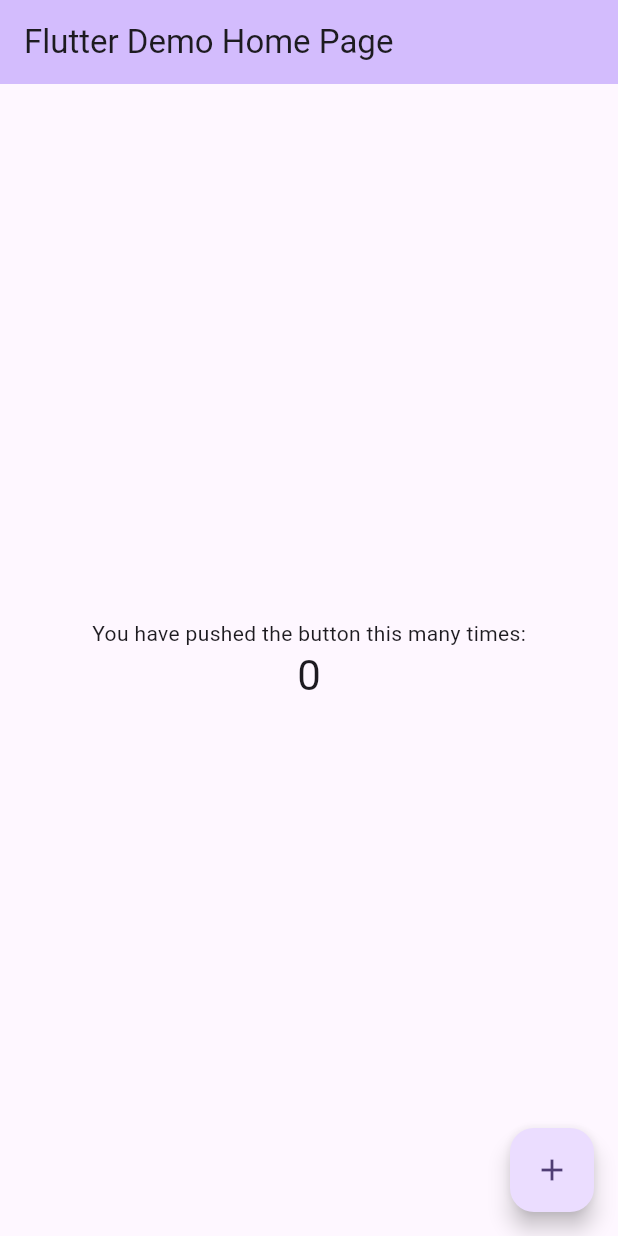
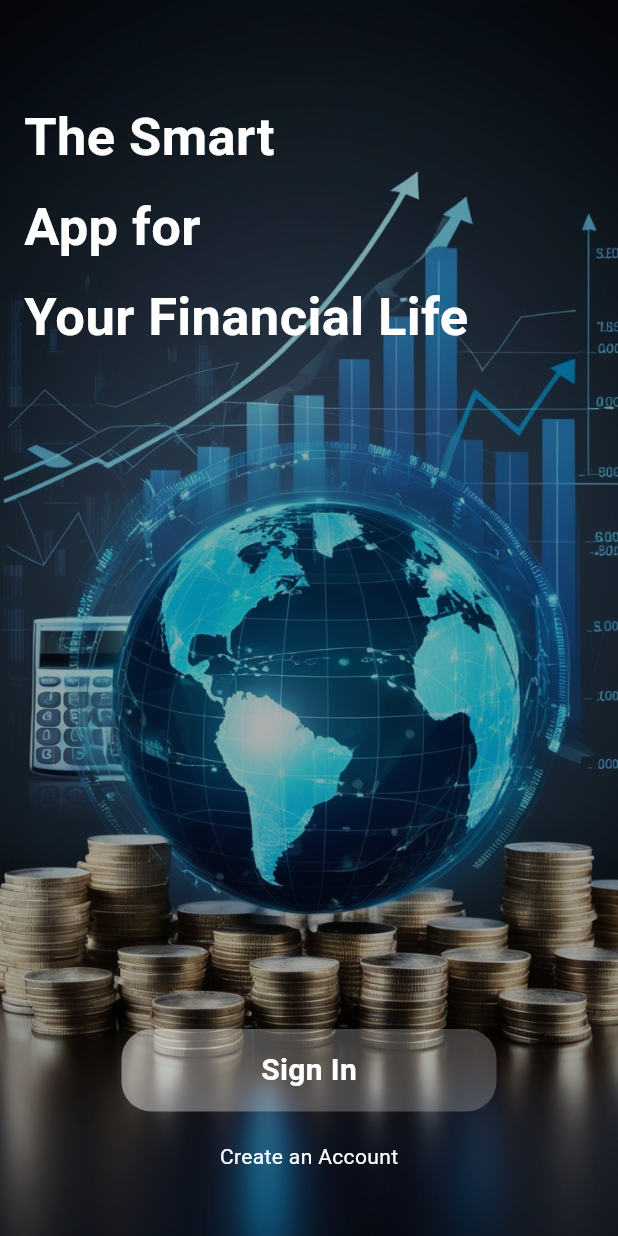
Before and after one commit to UdaraWickramarathne/financial_manager_app_flutter, a Flutter app: the screen it shows after launch, on a phone screen of 412 x 824 dp. Run offline on Flutter 3.47's test engine with Material 3 defaults, Android fonts, the phone set to English and light mode, and no system bars.

Commit message:
home screen create

```diff
--- /dev/null
+++ b/lib/components/title_text.dart
@@ -0,0 +1,18 @@
+import 'package:flutter/material.dart';
+
+class TitleText extends StatelessWidget {
+  final String text;
+  const TitleText({super.key, required this.text});
+
+  @override
+  Widget build(BuildContext context) {
+    return Text(
+      text,
+      style: const TextStyle(
+        color: Colors.white,
+        fontSize: 35,
+        fontWeight: FontWeight.bold,
+      ),
+    );
+  }
+}
--- a/lib/main.dart
+++ b/lib/main.dart
@@ -1,3 +1,4 @@
+import 'package:financial_app/screens/home_screen.dart';
 import 'package:flutter/material.dart';
 
 void main() {
@@ -6,62 +7,12 @@ void main() {
 
 class MyApp extends StatelessWidget {
   const MyApp({super.key});
+
   @override
   Widget build(BuildContext context) {
-    return MaterialApp(
-      title: 'Flutter Demo',
-      theme: ThemeData(
-        colorScheme: ColorScheme.fromSeed(seedColor: Colors.deepPurple),
-        useMaterial3: true,
-      ),
-      home: const MyHomePage(title: 'Flutter Demo Home Page'),
+    return const MaterialApp(
+      debugShowCheckedModeBanner: false,
+      home: HomeScreen(),
     );
   }
 }
-
-class MyHomePage extends StatefulWidget {
-  const MyHomePage({super.key, required this.title});
-  final String title;
-
-  @override
-  State<MyHomePage> createState() => _MyHomePageState();
-}
-
-class _MyHomePageState extends State<MyHomePage> {
-  int _counter = 0;
-
-  void _incrementCounter() {
-    setState(() {
-      _counter++;
-    });
-  }
-
-  @override
-  Widget build(BuildContext context) {
-    return Scaffold(
-      appBar: AppBar(
-        backgroundColor: Theme.of(context).colorScheme.inversePrimary,
-        title: Text(widget.title),
-      ),
-      body: Center(
-        child: Column(
-          mainAxisAlignment: MainAxisAlignment.center,
-          children: <Widget>[
-            const Text(
-              'You have pushed the button this many times:',
-            ),
-            Text(
-              '$_counter',
-              style: Theme.of(context).textTheme.headlineMedium,
-            ),
-          ],
-        ),
-      ),
-      floatingActionButton: FloatingActionButton(
-        onPressed: _incrementCounter,
-        tooltip: 'Increment',
-        child: const Icon(Icons.add),
-      ),
-    );
-  }
-}
--- a/lib/screens/home_screen.dart
+++ b/lib/screens/home_screen.dart
@@ -1,10 +1,85 @@
+import 'package:financial_app/components/title_text.dart';
 import 'package:flutter/material.dart';
 
-class MyWidget extends StatelessWidget {
-  const MyWidget({super.key});
+class HomeScreen extends StatelessWidget {
+  const HomeScreen({super.key});
 
   @override
   Widget build(BuildContext context) {
-    return const Scaffold();
+    return Scaffold(
+      backgroundColor: Colors.black,
+      body: Stack(
+        children: [
+          // Background Image
+          Container(
+            decoration: const BoxDecoration(
+              image: DecorationImage(
+                image: AssetImage('assets/img1.jpg'),
+                fit: BoxFit.cover,
+                opacity: 0.7,
+              ),
+            ),
+          ),
+          SafeArea(
+            child: Padding(
+              padding: const EdgeInsets.all(16.0),
+              child: Column(
+                crossAxisAlignment: CrossAxisAlignment.start,
+                children: [
+                  const SizedBox(height: 50),
+                  const TitleText(text: 'The Smart'),
+                  const SizedBox(height: 10),
+                  const TitleText(text: 'App for'),
+                  const SizedBox(height: 10),
+                  const TitleText(text: 'Your Financial Life'),
+                  const SizedBox(height: 450),
+
+                  // Center-aligned Button
+                  Center(
+                    child: Column(
+                      children: [
+                        Container(
+                          width: 250,
+                          height: 55,
+                          decoration: BoxDecoration(
+                            gradient: const LinearGradient(
+                              colors: [
+                                Color.fromARGB(111, 255, 255, 255),
+                                Color.fromARGB(61, 255, 255, 255),
+                                Color.fromARGB(55, 255, 255, 255),
+                              ],
+                              begin: Alignment.centerLeft,
+                              end: Alignment.centerRight,
+                            ),
+                            borderRadius: BorderRadius.circular(20),
+                          ),
+                          child: const Center(
+                            child: Text(
+                              'Sign In',
+                              style: TextStyle(
+                                fontSize: 20,
+                                fontWeight: FontWeight.bold,
+                                color: Colors.white,
+                              ),
+                            ),
+                          ),
+                        ),
+                        const SizedBox(height: 20),
+                        const Text(
+                          'Create an Account',
+                          style: TextStyle(
+                            color: Colors.white,
+                          ),
+                        ),
+                      ],
+                    ),
+                  ),
+                ],
+              ),
+            ),
+          ),
+        ],
+      ),
+    );
   }
 }
--- a/pubspec.yaml
+++ b/pubspec.yaml
@@ -59,8 +59,8 @@ flutter:
   uses-material-design: true
 
   # To add assets to your application, add an assets section, like this:
-  # assets:
-  #   - images/a_dot_burr.jpeg
+  assets:
+  - assets/
   #   - images/a_dot_ham.jpeg
 
   # An image asset can refer to one or more resolution-specific "variants", see
```
Also changed, not shown: assets/img1.jpg (added).
